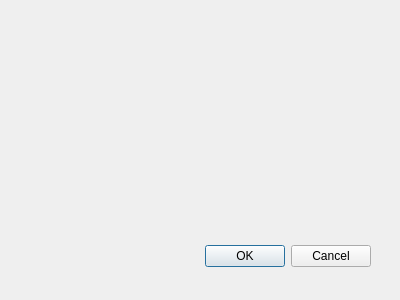
jykim74/CCMan, file CCMan/settings_dlg.ui: the form before one commit.
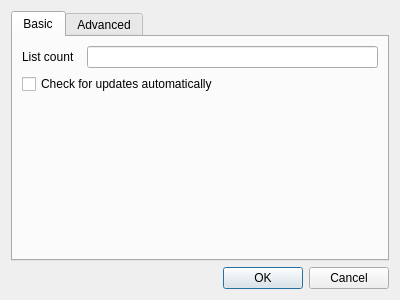
The form after the commit.

```diff
--- a/CCMan/settings_dlg.ui
+++ b/CCMan/settings_dlg.ui
@@ -15,22 +15,92 @@
   <property name="windowTitle">
    <string>Dialog</string>
   </property>
-  <widget class="QDialogButtonBox" name="buttonBox">
-   <property name="geometry">
-    <rect>
-     <x>30</x>
-     <y>240</y>
-     <width>341</width>
-     <height>32</height>
-    </rect>
-   </property>
-   <property name="orientation">
-    <enum>Qt::Horizontal</enum>
-   </property>
-   <property name="standardButtons">
-    <set>QDialogButtonBox::Cancel|QDialogButtonBox::Ok</set>
-   </property>
-  </widget>
+  <layout class="QVBoxLayout" name="verticalLayout">
+   <item>
+    <widget class="QTabWidget" name="tabWidget">
+     <property name="currentIndex">
+      <number>0</number>
+     </property>
+     <widget class="QWidget" name="tab">
+      <attribute name="title">
+       <string>Basic</string>
+      </attribute>
+      <layout class="QGridLayout" name="gridLayout_2">
+       <item row="0" column="2">
+        <widget class="QLineEdit" name="mListCountText"/>
+       </item>
+       <item row="0" column="0">
+        <widget class="QLabel" name="label_2">
+         <property name="text">
+          <string>List count</string>
+         </property>
+        </widget>
+       </item>
+       <item row="2" column="0">
+        <spacer name="verticalSpacer_2">
+         <property name="orientation">
+          <enum>Qt::Vertical</enum>
+         </property>
+         <property name="sizeHint" stdset="0">
+          <size>
+           <width>20</width>
+           <height>40</height>
+          </size>
+         </property>
+        </spacer>
+       </item>
+       <item row="1" column="0" colspan="3">
+        <widget class="QCheckBox" name="mCheckLatestVersionCheck">
+         <property name="text">
+          <string>Check for updates automatically</string>
+         </property>
+        </widget>
+       </item>
+      </layout>
+     </widget>
+     <widget class="QWidget" name="tab_2">
+      <attribute name="title">
+       <string>Advanced</string>
+      </attribute>
+      <layout class="QGridLayout" name="gridLayout">
+       <item row="0" column="1">
+        <widget class="QComboBox" name="mLangCombo"/>
+       </item>
+       <item row="0" column="0">
+        <widget class="QLabel" name="label">
+         <property name="text">
+          <string>Language(need restart)</string>
+         </property>
+        </widget>
+       </item>
+       <item row="1" column="0">
+        <spacer name="verticalSpacer">
+         <property name="orientation">
+          <enum>Qt::Vertical</enum>
+         </property>
+         <property name="sizeHint" stdset="0">
+          <size>
+           <width>20</width>
+           <height>40</height>
+          </size>
+         </property>
+        </spacer>
+       </item>
+      </layout>
+     </widget>
+    </widget>
+   </item>
+   <item>
+    <widget class="QDialogButtonBox" name="buttonBox">
+     <property name="orientation">
+      <enum>Qt::Horizontal</enum>
+     </property>
+     <property name="standardButtons">
+      <set>QDialogButtonBox::Cancel|QDialogButtonBox::Ok</set>
+     </property>
+    </widget>
+   </item>
+  </layout>
  </widget>
  <pixmapfunction/>
  <resources/>
```
Left out of the diff: 7 changed lines with no effect on the pictures.
